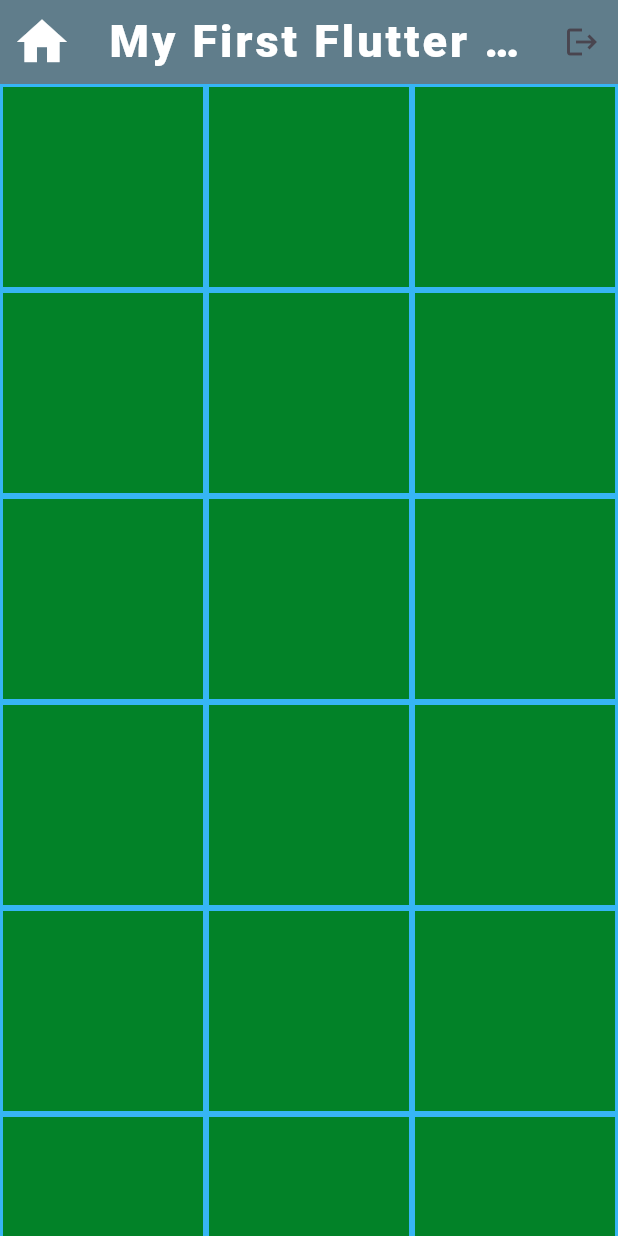
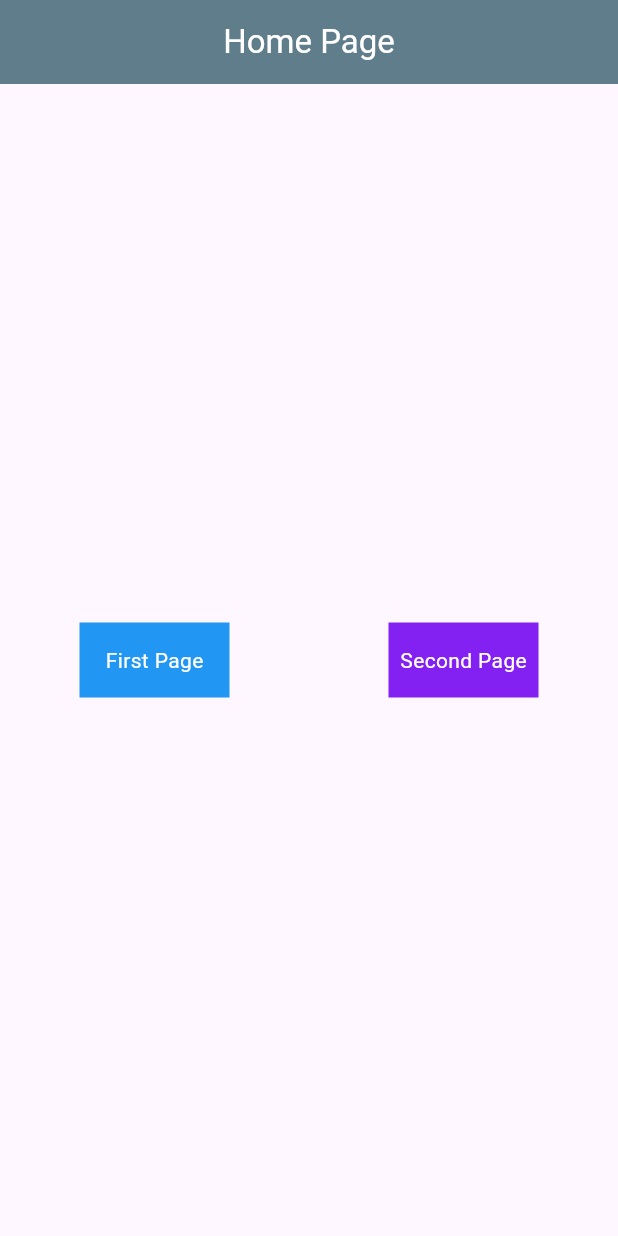
Before and after one commit to Ghani9/Flutter-Repo, a Flutter app: the screen it shows after launch, on a phone screen of 412 x 824 dp. Run offline on Flutter 3.47's test engine with Material 3 defaults, Android fonts, the phone set to English and light mode, and no system bars.

```diff
--- a/first_flutter_app/lib/main.dart
+++ b/first_flutter_app/lib/main.dart
@@ -1,53 +1,129 @@
-import 'package:flutter/cupertino.dart';
+import 'package:first_flutter_app/pages/fistPage.dart';
+import 'package:first_flutter_app/pages/secondPage.dart';
+// import 'package:flutter/cupertino.dart';
 import 'package:flutter/material.dart';
-import 'package:flutter/widgets.dart';
+// import 'package:flutter/widgets.dart';
 
 void main() {
-  runApp(const MyApp());
+  // runApp(const MyApp());
+  runApp(MaterialApp(
+      debugShowCheckedModeBanner: false,
+      home: const MyApp(),
+      routes: {
+        '/home': (context) => MyApp(),
+        '/secondpage': (context) => SecondPage(),
+        '/firstpage': (context) => FirstPage(),
+      }));
 }
 
 class MyApp extends StatelessWidget {
   const MyApp({super.key});
 
+  void printTap() {
+    print('Container Tapped');
+  }
+
   @override
   Widget build(BuildContext context) {
-    return MaterialApp(
-      debugShowCheckedModeBanner: false,
-      home: Scaffold(
+    return Scaffold(
       appBar: AppBar(
-            backgroundColor: Colors.blueGrey,
         title: const Center(
             child: Text(
-                "My First Flutter App",
-                style: TextStyle(
-                    color: Colors.white,
-                    fontSize: 30,
-                    fontWeight: FontWeight.w900,
-                    letterSpacing: 2),
+          'Home Page',
+          style: TextStyle(color: Colors.white),
+        )),
+        backgroundColor: Colors.blueGrey,
       ),
-            ),
-            leading: const Icon(
-              Icons.home,
-              color: Colors.white,
-              size: 40,
-            ),
-            actions: [
-              IconButton(
-                  onPressed: () {
-                    print('Icons is Clicked');
+      body: Center(
+          child: Row(
+        mainAxisAlignment: MainAxisAlignment.spaceAround,
+        children: [
+          GestureDetector(
+              onTap: () {
+                Navigator.push(context,
+                    MaterialPageRoute(builder: (context) => FirstPage()));
               },
-                  icon: Icon(Icons.logout))
+              child: Container(
+                height: 50,
+                width: 100,
+                color: Colors.blue,
+                child: const Center(
+                    child: Text(
+                  'First Page',
+                  style: TextStyle(color: Colors.white),
+                )),
+              )),
+          GestureDetector(
+              onTap: () {
+                Navigator.push(context,
+                    MaterialPageRoute(builder: (context) => SecondPage()));
+              },
+              child: Container(
+                height: 50,
+                width: 100,
+                color: const Color.fromARGB(255, 131, 33, 243),
+                child: const Center(
+                    child: Text(
+                  'Second Page',
+                  style: TextStyle(color: Colors.white),
+                )),
+              )),
         ],
-          ),
-          backgroundColor: const Color.fromARGB(255, 54, 181, 244),
-          body: GridView.builder(
-              itemCount: 64,
-              gridDelegate: const SliverGridDelegateWithFixedCrossAxisCount(
-                  crossAxisCount: 3),
-              itemBuilder: (context, index) => Container(
-                    color: const Color.fromARGB(255, 2, 130, 40),
-                    margin: const EdgeInsets.all(2),
-                  ))
+      )),
+    );
+    // routes: {
+    //   '/home': (context) => MyApp(),
+    //   '/secondpage': (context) => SecondPage(),
+    //   '/firstpage': (context) => FirstPage(),
+    // },
+    // Scaffold(
+    // appBar: AppBar(
+    //   backgroundColor: Colors.blueGrey,
+    //   title: const Center(
+    //     child: Text(
+    //       "My First Flutter App",
+    //       style: TextStyle(
+    //           color: Colors.white,
+    //           fontSize: 30,
+    //           fontWeight: FontWeight.w900,
+    //           letterSpacing: 2),
+    //     ),
+    //   ),
+    //   leading: const Icon(
+    //     Icons.home,
+    //     color: Colors.white,
+    //     size: 40,
+    //   ),
+    //   actions: [
+    //     IconButton(
+    //         onPressed: () {
+    //           print('Icons is Clicked');
+    //         },
+    //         icon: Icon(Icons.logout))
+    //   ],
+    // ),
+    // backgroundColor: const Color.fromARGB(255, 54, 181, 244),
+    // body: Center(
+    //     child: GestureDetector(
+    //         onTap: printTap,
+    //         child: Container(
+    //           height: 100,
+    //           width: 100,
+    //           color: Colors.black26,
+    //           child: const Center(
+    //               child: Text('Tap Me!',
+    //                   style: TextStyle(
+    //                     color: Colors.white,
+    //                   ))),
+    //         ))),
+    // GridView.builder(
+    //     itemCount: 64,
+    //     gridDelegate: const SliverGridDelegateWithFixedCrossAxisCount(
+    //         crossAxisCount: 3),
+    //     itemBuilder: (context, index) => Container(
+    //           color: const Color.fromARGB(255, 2, 130, 40),
+    //           margin: const EdgeInsets.all(2),
+    //         ))
     // ListView.builder(
     //     itemCount: 20,
     //     itemBuilder: (context, index) => ListTile(
@@ -83,7 +159,6 @@ class MyApp extends StatelessWidget {
     //     child: const Center(child: Text('HELLO WORLD')),
     //   ),
     // ),
-          ),
-    );
+    // ),
   }
 }
```
Also changed, not shown: first_flutter_app/lib/pages/fistPage.dart (added, +41 -0 lines), first_flutter_app/lib/pages/secondPage.dart (added, +40 -0 lines). Lines whose indentation alone changed are shown as unchanged.
